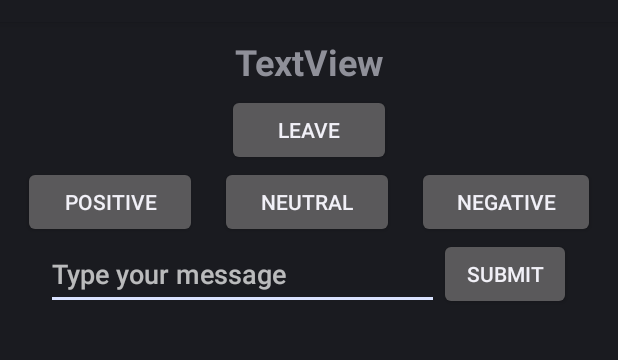
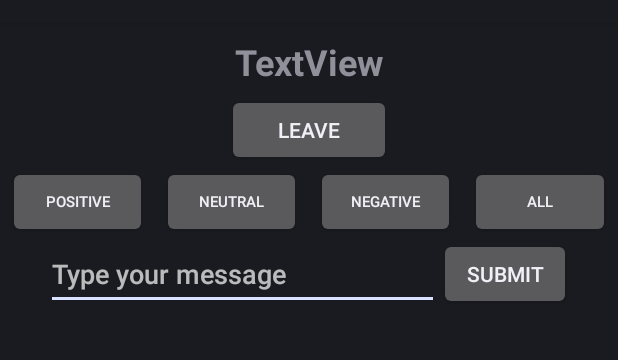
Before and after one commit to JoshWong16/SyntaxSorcerers, an Android app: the layout activity_forum_view.xml on its own in the app's theme, with its tools: preview values and no code run, on a phone screen of 412 x 824 dp, the part 62-422 px from its top. Run offline under Robolectric (Android 15) with nearby library versions, the phone set to English and light mode, and no system bars; network calls fail.

Commit message:
added sentiment analysis buttons to forums

```diff
--- a/frontend/app/src/main/res/layout/activity_forum_view.xml
+++ b/frontend/app/src/main/res/layout/activity_forum_view.xml
@@ -36,26 +36,38 @@
             android:id="@+id/positiveButton"
             android:layout_width="wrap_content"
             android:layout_height="match_parent"
-            android:layout_marginLeft="15dp"
+            android:layout_marginLeft="5dp"
             android:layout_weight="1"
-            android:text="Positive" />
+            android:text="Positive"
+            android:textSize="10sp" />
 
         <Button
             android:id="@+id/neutralButton"
             android:layout_width="wrap_content"
-            android:layout_height="wrap_content"
-            android:layout_marginLeft="15dp"
-            android:layout_marginRight="15dp"
+            android:layout_height="match_parent"
+            android:layout_marginLeft="10dp"
+            android:layout_marginRight="10dp"
             android:layout_weight="1"
-            android:text="Neutral" />
+            android:text="Neutral"
+            android:textSize="10sp" />
 
         <Button
             android:id="@+id/negativeButton"
             android:layout_width="wrap_content"
-            android:layout_height="wrap_content"
-            android:layout_marginRight="15dp"
+            android:layout_height="match_parent"
+            android:layout_marginRight="10dp"
             android:layout_weight="1"
-            android:text="Negative" />
+            android:text="Negative"
+            android:textSize="10sp" />
+
+        <Button
+            android:id="@+id/allButton"
+            android:layout_width="wrap_content"
+            android:layout_height="match_parent"
+            android:layout_marginRight="5dp"
+            android:layout_weight="1"
+            android:text="All"
+            android:textSize="10sp" />
     </LinearLayout>
 
     <LinearLayout
```
Also changed, not shown: frontend/app/src/main/java/com/example/frontend/ForumViewActivity.java (+47 -0 lines), 2 other files.
